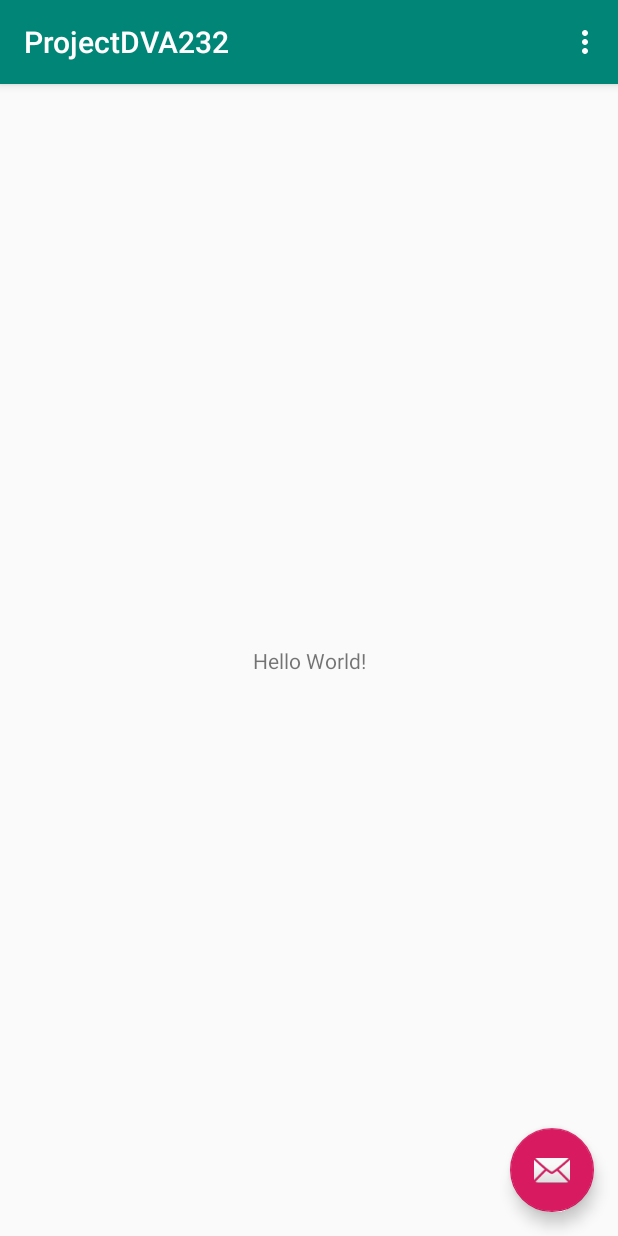
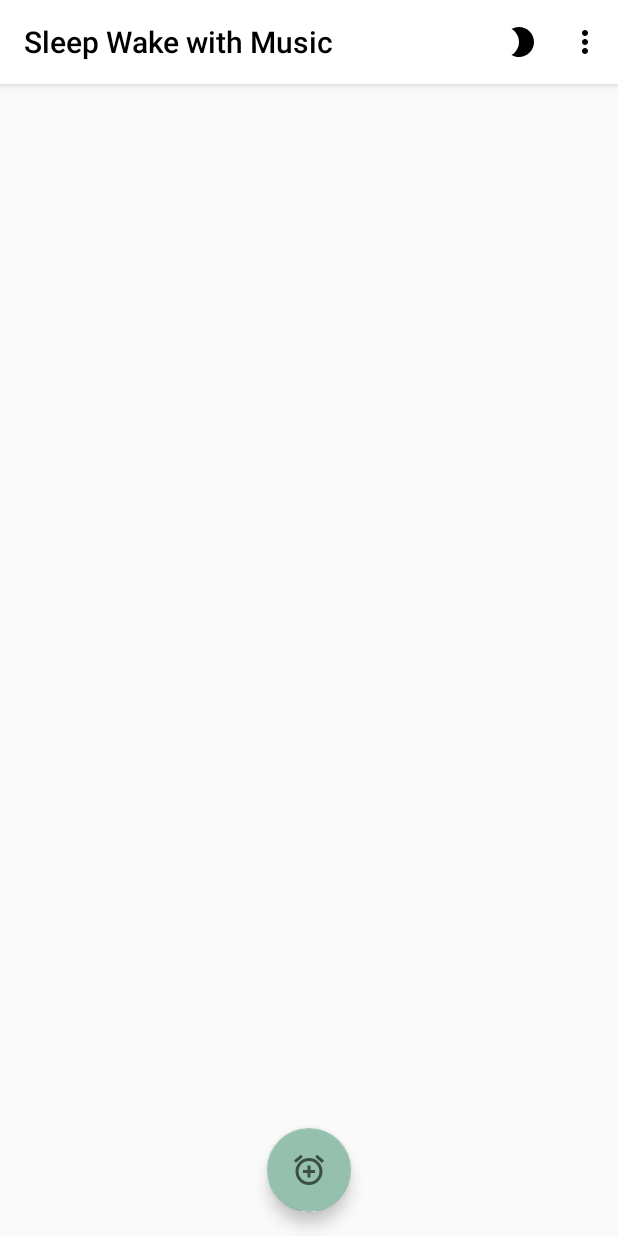
Before and after one commit to plzn/ProjectDVA232, an Android app: the screen it shows after launch (MainActivity), in the options menu, after a tap on "Settings", on a phone screen of 412 x 824 dp. Run offline under Robolectric (Android 15) with nearby library versions, the phone set to English and light mode, and no system bars.

Commit message:
Light and Dark Theming

```diff
--- a/app/build.gradle
+++ b/app/build.gradle
@@ -13,6 +13,8 @@ android {
         versionCode 1
         versionName "1.0"
         testInstrumentationRunner "android.support.test.runner.AndroidJUnitRunner"
+        android.defaultConfig.vectorDrawables.useSupportLibrary = true
+        vectorDrawables.useSupportLibrary = true
     }
     buildTypes {
         release {
@@ -24,10 +26,12 @@ android {
 
 dependencies {
     implementation fileTree(dir: 'libs', include: ['*.jar'])
-    implementation"org.jetbrains.kotlin:kotlin-stdlib-jdk7:$kotlin_version"
+    implementation "org.jetbrains.kotlin:kotlin-stdlib-jdk7:$kotlin_version"
     implementation 'com.android.support:appcompat-v7:28.0.0'
     implementation 'com.android.support.constraint:constraint-layout:1.1.3'
     implementation 'com.android.support:design:28.0.0'
+    implementation 'com.android.support:support-v4:28.0.0'
+    implementation 'com.android.support:support-vector-drawable:28.0.0'
     testImplementation 'junit:junit:4.12'
     androidTestImplementation 'com.android.support.test:runner:1.0.2'
     androidTestImplementation 'com.android.support.test.espresso:espresso-core:3.0.2'
--- a/app/src/main/AndroidManifest.xml
+++ b/app/src/main/AndroidManifest.xml
@@ -3,18 +3,18 @@
           package="com.example.pelle.projectdva232">
 
     <application
-            android:allowBackup="true"
             android:icon="@mipmap/ic_launcher"
             android:label="@string/app_name"
             android:roundIcon="@mipmap/ic_launcher_round"
             android:supportsRtl="true"
-            android:theme="@style/AppTheme">
+            android:theme="@style/AppThemeDark" android:fullBackupContent="@xml/backup_descriptor">
         <activity
                 android:name=".MainActivity"
                 android:label="@string/app_name"
-                android:theme="@style/AppTheme.NoActionBar">
+                android:theme="@style/AppThemeDark.NoActionBar">
             <intent-filter>
                 <action android:name="android.intent.action.MAIN"/>
+                <action android:name="android.intent.action.VIEW"/>
 
                 <category android:name="android.intent.category.LAUNCHER"/>
             </intent-filter>
--- a/app/src/main/java/com/example/pelle/projectdva232/MainActivity.kt
+++ b/app/src/main/java/com/example/pelle/projectdva232/MainActivity.kt
@@ -1,29 +1,50 @@
 package com.example.pelle.projectdva232
 
+import android.content.Intent
+import android.content.res.Resources
 import android.os.Bundle
+import android.preference.PreferenceManager
 import android.support.design.widget.Snackbar
 import android.support.v7.app.AppCompatActivity;
 import android.view.Menu
 import android.view.MenuItem
+import android.widget.Toast
 
 import kotlinx.android.synthetic.main.activity_main.*
 
+@Suppress("JAVA_CLASS_ON_COMPANION")
 class MainActivity : AppCompatActivity() {
+    override fun onCreate(savedInstanceState: Bundle?) {
+        val preferences = PreferenceManager.getDefaultSharedPreferences(this)
+        setTheme(if (!preferences.getBoolean("DARK_MODE", true)) {
+            R.style.AppThemeLight
+        } else {
+            R.style.AppThemeDark
+        })
 
-    override fun onCreate(savedInstanceState: Bundle?) {
         super.onCreate(savedInstanceState)
         setContentView(R.layout.activity_main)
-        setSupportActionBar(toolbar)
+        //setSupportActionBar(toolbar)
 
-        fab.setOnClickListener { view ->
-            Snackbar.make(view, "Replace with your own action", Snackbar.LENGTH_LONG)
-                .setAction("Action", null).show()
+        fab.setOnClickListener {
+            Snackbar.make(it, "This button should show new alarm dialog", Snackbar.LENGTH_LONG).show()
         }
     }
 
     override fun onCreateOptionsMenu(menu: Menu): Boolean {
         // Inflate the menu; this adds items to the action bar if it is present.
         menuInflater.inflate(R.menu.menu_main, menu)
+
+        val preferences = PreferenceManager.getDefaultSharedPreferences(this)
+
+        if (!preferences.getBoolean("DARK_MODE", true)) {
+            menu.findItem(R.id.darkMode).title = getString(R.string.dark_mode)
+            menu.findItem(R.id.darkMode).setIcon(R.drawable.ic_dark_black_24dp)
+        } else {
+            menu.findItem(R.id.darkMode).title = getString(R.string.light_mode)
+            menu.findItem(R.id.darkMode).setIcon(R.drawable.ic_light_black_24dp)
+        }
+
         return true
     }
 
@@ -31,8 +52,29 @@ class MainActivity : AppCompatActivity() {
         // Handle action bar item clicks here. The action bar will
         // automatically handle clicks on the Home/Up button, so long
         // as you specify a parent activity in AndroidManifest.xml.
+        var preferences = PreferenceManager.getDefaultSharedPreferences(this)
+
         return when (item.itemId) {
-            R.id.action_settings -> true
+            R.id.darkMode -> {
+                if (item.title == getString(R.string.light_mode)) {
+                    item.setIcon(R.drawable.ic_dark_black_24dp)
+                    item.title = getString(R.string.dark_mode)
+                    preferences.edit().putBoolean("DARK_MODE", false).apply()
+                } else {
+                    item.setIcon(R.drawable.ic_light_black_24dp)
+                    item.title = getString(R.string.light_mode)
+                    preferences.edit().putBoolean("DARK_MODE", true).apply()
+                }
+                finish()
+                startActivity(intent)
+                true
+            }
+            R.id.gettingStarted -> {
+                true
+            }
+            R.id.action_settings -> {
+                true
+            }
             else -> super.onOptionsItemSelected(item)
         }
     }
--- /dev/null
+++ b/app/src/main/res/drawable/ic_alarm_add_black_24dp.xml
@@ -0,0 +1,10 @@
+<vector xmlns:android="http://schemas.android.com/apk/res/android"
+        android:width="24dp"
+        android:height="24dp"
+        android:viewportWidth="24.0"
+        android:viewportHeight="24.0"
+        android:tint="?attr/colorControlNormal">
+    <path
+        android:fillColor="#FF000000"
+        android:pathData="M7.88,3.39L6.6,1.86 2,5.71l1.29,1.53 4.59,-3.85zM22,5.72l-4.6,-3.86 -1.29,1.53 4.6,3.86L22,5.72zM12,4c-4.97,0 -9,4.03 -9,9s4.02,9 9,9c4.97,0 9,-4.03 9,-9s-4.03,-9 -9,-9zM12,20c-3.87,0 -7,-3.13 -7,-7s3.13,-7 7,-7 7,3.13 7,7 -3.13,7 -7,7zM13,9h-2v3L8,12v2h3v3h2v-3h3v-2h-3L13,9z"/>
+</vector>
--- /dev/null
+++ b/app/src/main/res/drawable/ic_dark_black_24dp.xml
@@ -0,0 +1,10 @@
+<vector xmlns:android="http://schemas.android.com/apk/res/android"
+        android:width="24dp"
+        android:height="24dp"
+        android:viewportWidth="24.0"
+        android:viewportHeight="24.0"
+        android:tint="?attr/colorControlNormal">
+    <path
+        android:fillColor="#FF000000"
+        android:pathData="M10,2c-1.82,0 -3.53,0.5 -5,1.35C7.99,5.08 10,8.3 10,12s-2.01,6.92 -5,8.65C6.47,21.5 8.18,22 10,22c5.52,0 10,-4.48 10,-10S15.52,2 10,2z"/>
+</vector>
--- /dev/null
+++ b/app/src/main/res/drawable/ic_light_black_24dp.xml
@@ -0,0 +1,10 @@
+<vector xmlns:android="http://schemas.android.com/apk/res/android"
+        android:width="24dp"
+        android:height="24dp"
+        android:viewportWidth="24.0"
+        android:viewportHeight="24.0"
+        android:tint="?attr/colorControlNormal">
+    <path
+        android:fillColor="#FF000000"
+        android:pathData="M20,8.69L20,4h-4.69L12,0.69 8.69,4L4,4v4.69L0.69,12 4,15.31L4,20h4.69L12,23.31 15.31,20L20,20v-4.69L23.31,12 20,8.69zM12,18c-3.31,0 -6,-2.69 -6,-6s2.69,-6 6,-6 6,2.69 6,6 -2.69,6 -6,6zM12,8c-2.21,0 -4,1.79 -4,4s1.79,4 4,4 4,-1.79 4,-4 -1.79,-4 -4,-4z"/>
+</vector>
--- a/app/src/main/res/layout/activity_main.xml
+++ b/app/src/main/res/layout/activity_main.xml
@@ -7,28 +7,26 @@
         android:layout_height="match_parent"
         tools:context=".MainActivity">
 
-    <android.support.design.widget.AppBarLayout
+    <!--<android.support.design.widget.AppBarLayout
             android:layout_height="wrap_content"
             android:layout_width="match_parent"
-            android:theme="@style/AppTheme.AppBarOverlay">
+            android:theme="@style/AppThemeDark.AppBarOverlay">
 
         <android.support.v7.widget.Toolbar
                 android:id="@+id/toolbar"
                 android:layout_width="match_parent"
                 android:layout_height="?attr/actionBarSize"
                 android:background="?attr/colorPrimary"
-                app:popupTheme="@style/AppTheme.PopupOverlay"/>
+                app:popupTheme="@style/AppThemeDark.PopupOverlay"/>
 
-    </android.support.design.widget.AppBarLayout>
+    </android.support.design.widget.AppBarLayout>-->
 
-    <include layout="@layout/content_main"/>
-
+    <include layout="@layout/content_main" android:id="@+id/include"/>
     <android.support.design.widget.FloatingActionButton
-            android:id="@+id/fab"
-            android:layout_width="wrap_content"
+            android:layout_width="match_parent"
             android:layout_height="wrap_content"
-            android:layout_gravity="bottom|end"
-            android:layout_margin="@dimen/fab_margin"
-            app:srcCompat="@android:drawable/ic_dialog_email"/>
+            android:clickable="true" app:srcCompat="@drawable/ic_alarm_add_black_24dp"
+            android:id="@+id/fab" app:layout_anchorGravity="bottom|center"
+            app:layout_anchor="@+id/include" android:layout_marginBottom="16dp" android:focusable="true"/>
 
 </android.support.design.widget.CoordinatorLayout>
--- a/app/src/main/res/layout/content_main.xml
+++ b/app/src/main/res/layout/content_main.xml
@@ -9,13 +9,4 @@
         tools:showIn="@layout/activity_main"
         tools:context=".MainActivity">
 
-    <TextView
-            android:layout_width="wrap_content"
-            android:layout_height="wrap_content"
-            android:text="Hello World!"
-            app:layout_constraintBottom_toBottomOf="parent"
-            app:layout_constraintLeft_toLeftOf="parent"
-            app:layout_constraintRight_toRightOf="parent"
-            app:layout_constraintTop_toTopOf="parent"/>
-
 </android.support.constraint.ConstraintLayout>
--- a/app/src/main/res/menu/menu_main.xml
+++ b/app/src/main/res/menu/menu_main.xml
@@ -2,6 +2,9 @@
       xmlns:app="http://schemas.android.com/apk/res-auto"
       xmlns:tools="http://schemas.android.com/tools"
       tools:context="com.example.pelle.projectdva232.MainActivity">
+    <item android:title="@string/light_mode" android:icon="@drawable/ic_light_black_24dp"
+          android:id="@+id/darkMode" app:showAsAction="ifRoom"/>
+    <item android:title="@string/getting_started" android:id="@+id/gettingStarted"/>
     <item android:id="@+id/action_settings"
           android:title="@string/action_settings"
           android:orderInCategory="100"
--- a/app/src/main/res/values/colors.xml
+++ b/app/src/main/res/values/colors.xml
@@ -1,6 +1,16 @@
 <?xml version="1.0" encoding="utf-8"?>
 <resources>
-    <color name="colorPrimary">#008577</color>
-    <color name="colorPrimaryDark">#00574B</color>
-    <color name="colorAccent">#D81B60</color>
+    <color name="actionButtonGray">#6c6c6d</color> // Suggestive color for action button.
+
+    <!-- Light Theme Colors -->
+    <color name="lightBackground">#000000</color>
+    <color name="colorPrimaryLight">#FFFFFF</color>
+    <color name="colorPrimaryLightDark">#EEEEEE</color>
+    <color name="colorAccentLight">#94c0ad</color>
+
+    <!-- Dark Theme Colors -->
+    <color name="darkBackground">#424250</color>
+    <color name="colorPrimaryDark">#344955</color>
+    <color name="colorPrimaryDarkDark">#232F34</color>
+    <color name="colorAccentDark">#F9AA33</color>
 </resources>
--- a/app/src/main/res/values/strings.xml
+++ b/app/src/main/res/values/strings.xml
@@ -1,4 +1,12 @@
 <resources>
-    <string name="app_name">ProjectDVA232</string>
+    <string name="app_name">Sleep Wake with Music</string>
     <string name="action_settings">Settings</string>
+    <string name="dark_mode">Dark Mode</string>
+    <string name="getting_started">View Getting Started</string>
+    <string name="light_mode">Light Mode</string>
+    <string name="title_activity_settings">Settings</string>
+    <string name="theme_dialog_title">Theme</string>
+    <string name="theme_summary">Appearance</string>
+    <string name="settings">Settings</string>
+    <string name="def_theme">Dark</string>
 </resources>
--- a/app/src/main/res/values/styles.xml
+++ b/app/src/main/res/values/styles.xml
@@ -1,17 +1,42 @@
 <resources>
 
     <!-- Base application theme. -->
-    <style name="AppTheme" parent="Theme.AppCompat.Light.DarkActionBar">
+    <style name="AppThemeLight" parent="Theme.AppCompat.Light.DarkActionBar">
         <!-- Customize your theme here. -->
-        <item name="colorPrimary">@color/colorPrimary</item>
-        <item name="colorPrimaryDark">@color/colorPrimaryDark</item>
-        <item name="colorAccent">@color/colorAccent</item>
+        <item name="colorPrimary">@color/colorPrimaryLight</item>
+        <item name="colorPrimaryDark">@color/colorPrimaryLightDark</item>
+        <item name="colorAccent">@color/colorAccentLight</item>
+        <item name="android:windowLightStatusBar">true</item>
+        <item name="actionBarTheme">@style/AppThemeLight.ActionBar</item>
     </style>
-    <style name="AppTheme.NoActionBar">
+
+
+    <style name="AppThemeLight.ActionBar" parent="ThemeOverlay.AppCompat.Dark.ActionBar">
+        <item name="android:textColorPrimary">#FF000000</item>
+        <item name="android:windowBackground">@color/lightBackground</item>
+    </style>
+
+    <style name="AppThemeDark" parent="Theme.AppCompat.Light.DarkActionBar">
+        <!-- Customize your theme here. -->
+        <item name="colorPrimary">@color/colorPrimaryDark</item>
+        <item name="colorPrimaryDark">@color/colorPrimaryDarkDark</item>
+        <item name="colorAccent">@color/colorAccentDark</item>
+        <item name="android:windowBackground">@color/darkBackground</item>
+        <item name="android:windowLightStatusBar">false</item>
+    </style>
+
+    <style name="AppThemeLight.NoActionBar">
         <item name="windowActionBar">false</item>
         <item name="windowNoTitle">true</item>
     </style>
-    <style name="AppTheme.AppBarOverlay" parent="ThemeOverlay.AppCompat.Dark.ActionBar"/>
-    <style name="AppTheme.PopupOverlay" parent="ThemeOverlay.AppCompat.Light"/>
+    <style name="AppThemeLight.AppBarOverlay" parent="ThemeOverlay.AppCompat.Dark.ActionBar"/>
+    <style name="AppThemeLight.PopupOverlay" parent="ThemeOverlay.AppCompat.Light"/>
+
+    <style name="AppThemeDark.NoActionBar">
+        <item name="windowActionBar">false</item>
+        <item name="windowNoTitle">true</item>
+    </style>
+    <style name="AppThemeDark.AppBarOverlay" parent="ThemeOverlay.AppCompat.Dark.ActionBar"/>
+    <style name="AppThemeDark.PopupOverlay" parent="ThemeOverlay.AppCompat.Light"/>
 
 </resources>
--- /dev/null
+++ b/app/src/main/res/xml/backup_descriptor.xml
@@ -0,0 +1,4 @@
+<?xml version="1.0" encoding="utf-8"?>
+<full-backup-content>
+    <!-- Exclude specific shared preferences that contain GCM registration Id -->
+</full-backup-content>
```
Also changed, not shown: 740 other files.
